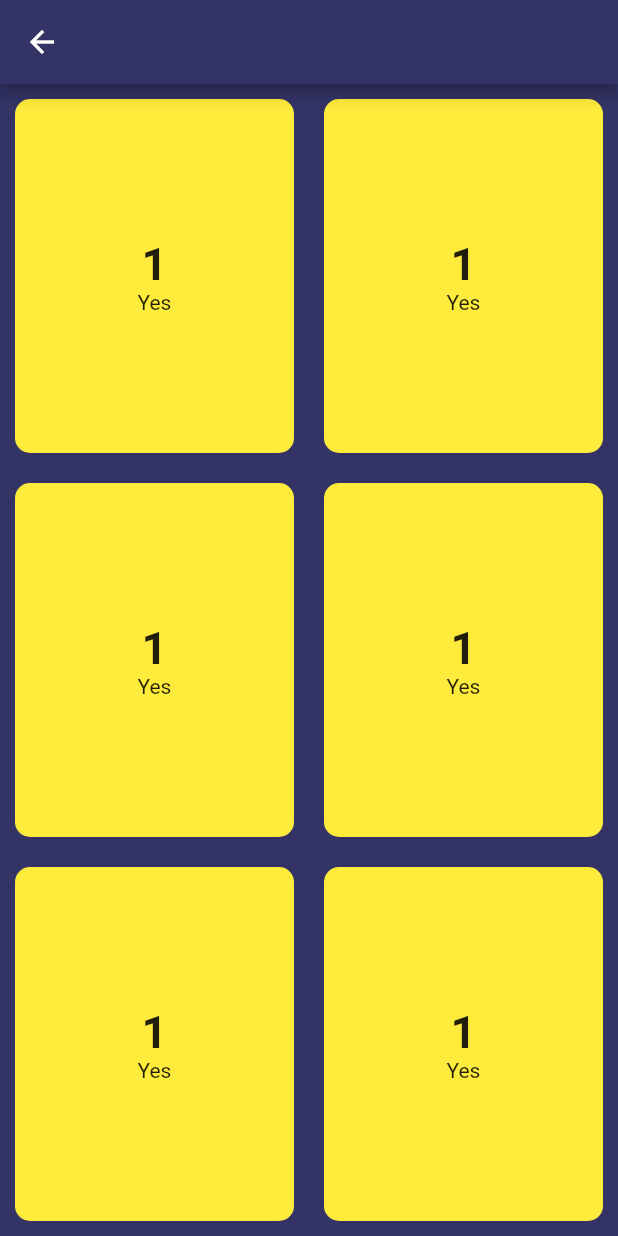
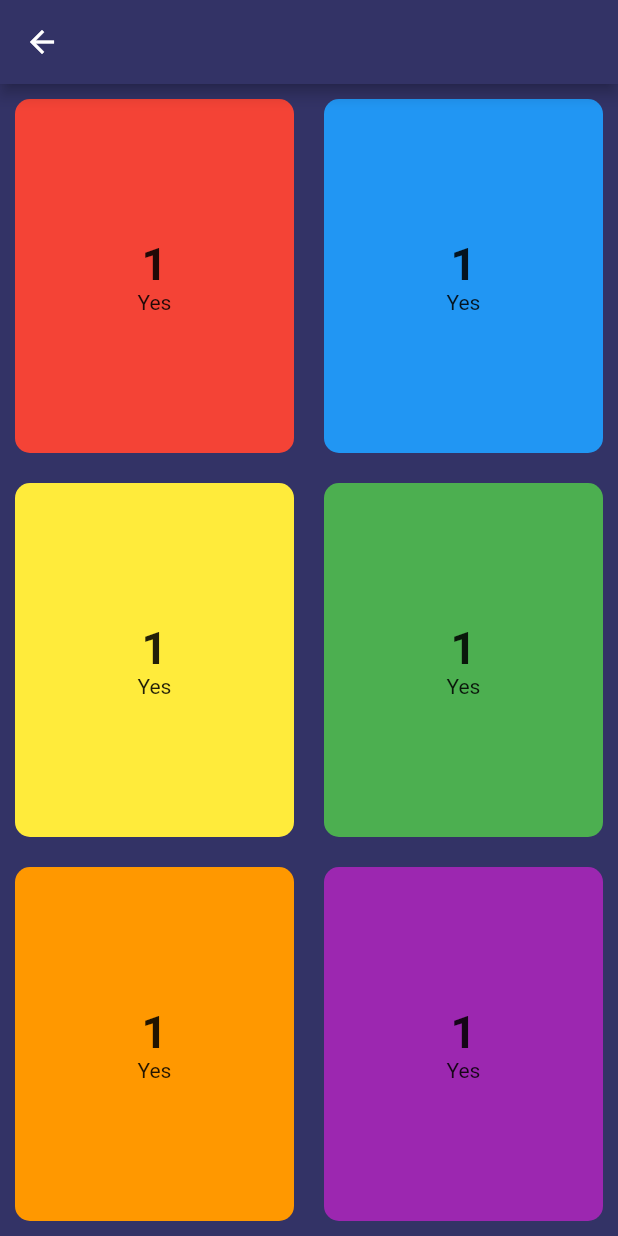
Before and after one commit to D-Theriot/avengers_soundboard, a Flutter app: the CharacterPage screen opened directly with empty values, on a phone screen of 412 x 824 dp. Run offline on Flutter 3.47's test engine with Material 2 defaults, Android fonts, the light colour scheme and no system bars; our stand-ins replace audioplayers.

Commit message:
updated design of sound buttons

```diff
--- a/lib/character_selection/character_page.dart
+++ b/lib/character_selection/character_page.dart
@@ -33,24 +33,32 @@ class CharacterPage extends StatelessWidget {
           Expanded(
             child: Row(
               children: <Widget>[
-                ReusableSoundBtn(),
-                ReusableSoundBtn(),
+                ReusableSoundBtn(
+                    charSoundBtn: charSoundBtns[0], colour: Colors.red),
+                ReusableSoundBtn(
+                    charSoundBtn: charSoundBtns[1], colour: Colors.blue),
               ],
             ),
           ),
           Expanded(
             child: Row(
               children: <Widget>[
-                ReusableSoundBtn(),
-                ReusableSoundBtn(),
+                ReusableSoundBtn(
+                    charSoundBtn: charSoundBtns[2], colour: Colors.yellow),
+                ReusableSoundBtn(
+                    charSoundBtn: charSoundBtns[3], colour: Colors.green),
               ],
             ),
           ),
           Expanded(
             child: Row(
               children: <Widget>[
-                ReusableSoundBtn(),
-                ReusableSoundBtn(),
+                ReusableSoundBtn(
+                    charSoundBtn: charSoundBtns[4], colour: Colors.orange),
+                ReusableSoundBtn(
+                  charSoundBtn: charSoundBtns[5],
+                  colour: Colors.purple,
+                ),
               ],
             ),
           ),
--- a/lib/sound_btn_select/reusable_sound_btn.dart
+++ b/lib/sound_btn_select/reusable_sound_btn.dart
@@ -1,7 +1,13 @@
 import 'package:flutter/material.dart';
 import 'package:audioplayers/audio_cache.dart';
+import 'sound_btn.dart';
 
 class ReusableSoundBtn extends StatelessWidget {
+
+  final SoundBtn charSoundBtn;
+  final Color colour;
+
+  ReusableSoundBtn({@required this.charSoundBtn, @required this.colour});
 
   void playSound(String soundFile) {
     final player = AudioCache();
@@ -15,7 +21,7 @@ class ReusableSoundBtn extends StatelessWidget {
         margin: EdgeInsets.all(10.0),
         child: Material(
           borderRadius: BorderRadius.circular(10.0),
-          color: Colors.yellow,
+          color: colour,
           child: InkWell(
             onTap: () {
               playSound('soundbtns/sounds/ironman/ironman1.wav');
```
Also changed, not shown: lib/sound_btn_select/sound_btn_brain.dart (+6 -1 lines).
